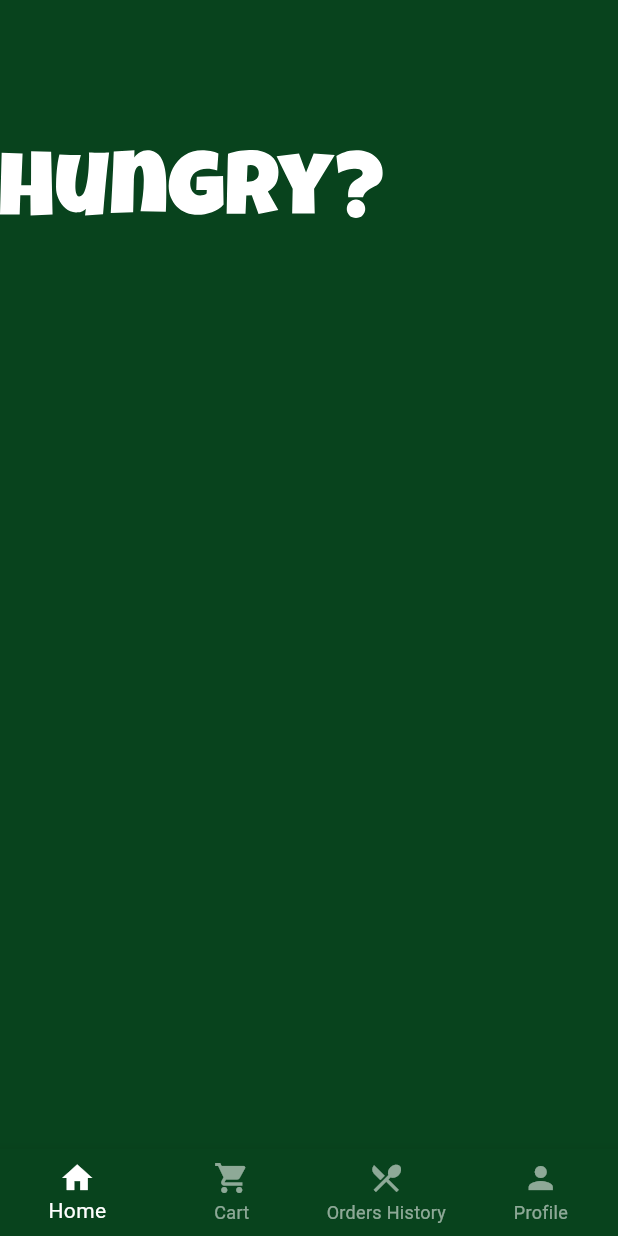
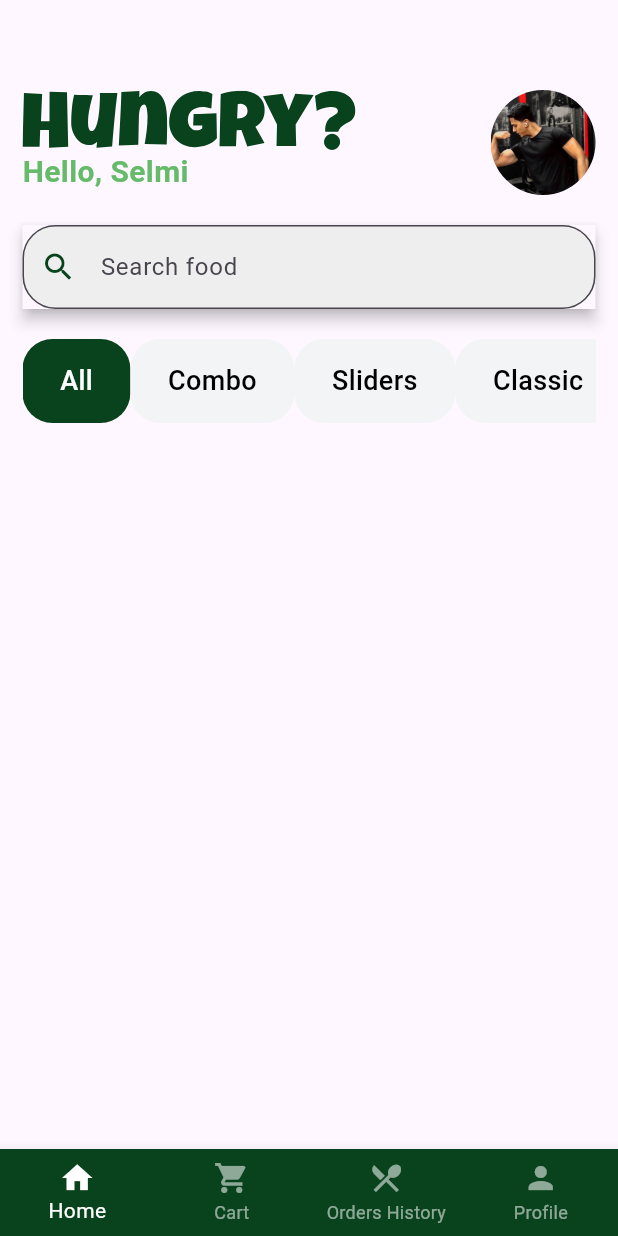
Before and after one commit to Ma7moudSelmy/Hungry_App, a Flutter app: the screen it shows after launch, on a phone screen of 412 x 824 dp. Run offline on Flutter 3.47's test engine with Material 3 defaults, Android fonts, the phone set to English and light mode, and no system bars; our stand-ins replace flutter_svg, gap.

Commit message:
Refactor code structure for improved readability and maintainability

```diff
--- a/lib/features/Home/Views/Home_view.dart
+++ b/lib/features/Home/Views/Home_view.dart
@@ -2,16 +2,111 @@ import 'package:flutter/material.dart';
 import 'package:flutter_svg/svg.dart';
 import 'package:gap/gap.dart';
 import 'package:hungry_app/Core/Constants/app_colors.dart';
+import 'package:hungry_app/shared/custom_text.dart';
 
-class HomeView extends StatelessWidget {
+class HomeView extends StatefulWidget {
   const HomeView({super.key});
 
   @override
+  State<HomeView> createState() => _HomeViewState();
+}
+
+class _HomeViewState extends State<HomeView> {
+  List categories = ["All", "Combo", "Sliders", 'Classic'];
+  int selectedIndex = 0;
+
+  @override
   Widget build(BuildContext context) {
-    return Scaffold(
-      backgroundColor: AppColors.primary,
-      body: Column(
-        children: [const Gap(100), SvgPicture.asset("assets/logo/logo.svg")],
+    return GestureDetector(
+      onTap: () => FocusScope.of(context).unfocus(),
+      child: Scaffold(
+        body: Padding(
+          padding: const EdgeInsets.symmetric(horizontal: 15),
+          child: Column(
+            children: [
+              const Gap(60),
+              Row(
+                children: [
+                  Column(
+                    crossAxisAlignment: CrossAxisAlignment.start,
+                    children: [
+                      SvgPicture.asset(
+                        "assets/logo/logo.svg",
+                        color: AppColors.primary,
+                        height: 40,
+                      ),
+
+                      CustomText(
+                        text: "Hello, Selmi",
+                        color: Colors.green.shade400,
+                        size: 20,
+                        Weight: FontWeight.bold,
+                      ),
+                    ],
+                  ),
+                  Spacer(),
+                  CircleAvatar(
+                    radius: 35,
+                    backgroundImage: AssetImage("assets/splash/photo.jpg"),
+                  ),
+                ],
+              ),
+              const Gap(20),
+
+              Material(
+                elevation: 4,
+                child: TextField(
+                  decoration: InputDecoration(
+                    prefixIcon: Icon(Icons.search, color: AppColors.primary),
+                    hintText: "Search food",
+
+                    filled: true,
+                    fillColor: Colors.grey.shade200,
+
+                    border: OutlineInputBorder(
+                      borderRadius: BorderRadius.circular(22),
+                    ),
+                  ),
+                ),
+              ),
+              const Gap(20),
+              SingleChildScrollView(
+                scrollDirection: Axis.horizontal,
+                child: Row(
+                  children: List.generate(categories.length, (index) {
+                    return GestureDetector(
+                      onTap: () {
+                        setState(() {
+                          selectedIndex = index;
+                        });
+                      },
+                      child: Container(
+                        decoration: BoxDecoration(
+                          color: selectedIndex == index
+                              ? AppColors.primary
+                              : Color(0xffF3F4F6),
+                          borderRadius: BorderRadius.circular(20),
+                        ),
+                        child: CustomText(
+                          text: categories[index],
+                          color: selectedIndex == index
+                              ? Colors.white
+                              : Colors.black,
+                          size: 18,
+                          Weight: FontWeight.w500,
+                        ),
+                        padding: const EdgeInsets.symmetric(
+                          vertical: 15,
+                          horizontal: 25,
+                        ),
+                      ),
+                    );
+                  }),
+                ),
+              ),
+            ],
+          ),
+        ),
       ),
     );
   }
--- a/lib/root.dart
+++ b/lib/root.dart
@@ -58,6 +58,7 @@ class _RootState extends State<Root> {
           });
         },
         children: screens,
+        physics: const NeverScrollableScrollPhysics(),
       ),
       bottomNavigationBar: BottomNavigationBar(
         backgroundColor: AppColors.primary,
--- a/pubspec.yaml
+++ b/pubspec.yaml
@@ -44,6 +44,7 @@ flutter:
   assets:
     - assets/logo/
     - assets/splash/
+    - assets\splash\photo.jpg
 
   # An image asset can refer to one or more resolution-specific "variants", see
   # https://flutter.dev/to/resolution-aware-images
```
Also changed, not shown: assets/splash/photo.jpg (added).
